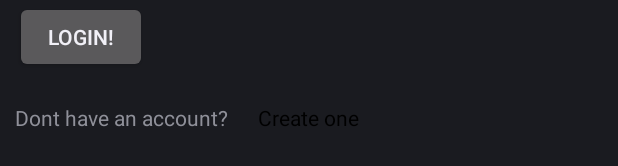
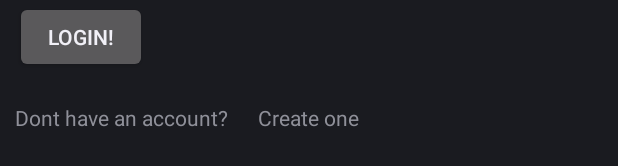
Before and after one commit to Dahiya27/FoodApp, an Android app: the layout activity_login.xml on its own in the app's theme, with its tools: preview values and no code run, on a phone screen of 412 x 824 dp. Shown: the part 412-578 px from the top of the screen. Run offline under Robolectric (Android 15) with nearby library versions, the light colour scheme and no system bars.

Commit message:
Color attribute removed for Create one button on login page

```diff
--- a/app/src/main/res/layout/activity_login.xml
+++ b/app/src/main/res/layout/activity_login.xml
@@ -55,7 +55,6 @@
             android:layout_width="wrap_content"
             android:layout_height="wrap_content"
             android:text="Create one"
-            android:textColor="@color/black"
             android:id="@+id/direct"
             android:layout_margin="10dp"/>
     </LinearLayout>
```
